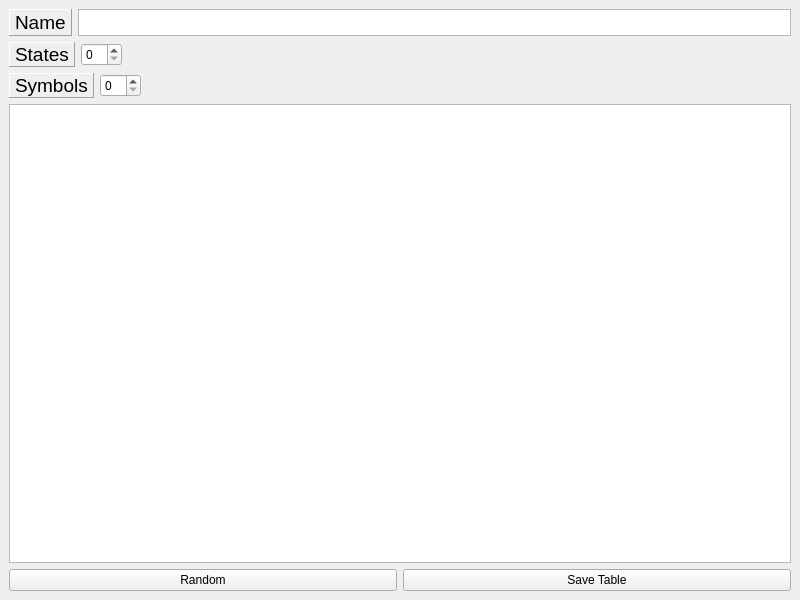
This is Qt/TuringsMachineSimulator/randommachines.ui in fabioalves98/TuringsMachineGenerator as Qt 5 draws it before an edit. The edited form follows.
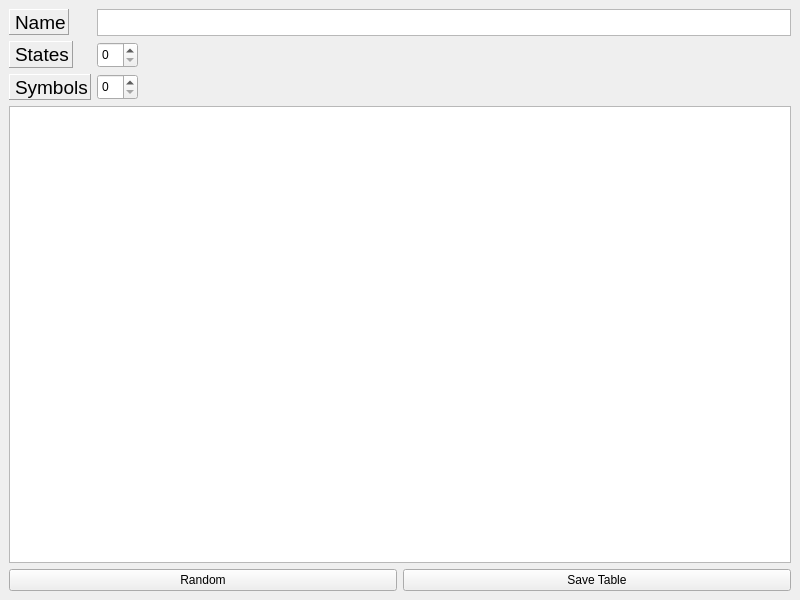
This is the edited form.

```diff
--- a/Qt/TuringsMachineSimulator/randommachines.ui
+++ b/Qt/TuringsMachineSimulator/randommachines.ui
@@ -14,14 +14,16 @@
    <string>MainWindow</string>
   </property>
   <widget class="QWidget" name="centralwidget">
-   <layout class="QVBoxLayout" name="verticalLayout">
+   <layout class="QVBoxLayout" name="verticalLayout_3">
     <item>
      <layout class="QHBoxLayout" name="horizontalLayout_6">
       <item>
+       <layout class="QVBoxLayout" name="verticalLayout">
+        <item>
        <widget class="QLabel" name="nameLabel">
         <property name="maximumSize">
          <size>
-          <width>16777215</width>
+            <width>60</width>
           <height>27</height>
          </size>
         </property>
@@ -42,23 +44,13 @@
        </widget>
       </item>
       <item>
-       <widget class="QTextEdit" name="nameEdit">
-        <property name="maximumSize">
-         <size>
-          <width>16777215</width>
-          <height>27</height>
-         </size>
-        </property>
-       </widget>
-      </item>
-     </layout>
-    </item>
-    <item>
-     <layout class="QHBoxLayout" name="horizontalLayout_4">
-      <item>
-       <layout class="QHBoxLayout" name="horizontalLayout">
-        <item>
          <widget class="QLabel" name="stLabel">
+          <property name="maximumSize">
+           <size>
+            <width>64</width>
+            <height>27</height>
+           </size>
+          </property>
           <property name="font">
            <font>
             <pointsize>14</pointsize>
@@ -76,30 +68,6 @@
          </widget>
         </item>
         <item>
-         <widget class="QSpinBox" name="stSel"/>
-        </item>
-       </layout>
-      </item>
-      <item>
-       <spacer name="horizontalSpacer">
-        <property name="orientation">
-         <enum>Qt::Horizontal</enum>
-        </property>
-        <property name="sizeHint" stdset="0">
-         <size>
-          <width>40</width>
-          <height>20</height>
-         </size>
-        </property>
-       </spacer>
-      </item>
-     </layout>
-    </item>
-    <item>
-     <layout class="QHBoxLayout" name="horizontalLayout_3">
-      <item>
-       <layout class="QHBoxLayout" name="horizontalLayout_2">
-        <item>
          <widget class="QLabel" name="syLabel">
           <property name="sizePolicy">
            <sizepolicy hsizetype="Preferred" vsizetype="Preferred">
@@ -107,6 +75,12 @@
             <verstretch>0</verstretch>
            </sizepolicy>
           </property>
+          <property name="maximumSize">
+           <size>
+            <width>82</width>
+            <height>27</height>
+           </size>
+          </property>
           <property name="font">
            <font>
             <pointsize>14</pointsize>
@@ -123,10 +97,64 @@
           </property>
          </widget>
         </item>
+       </layout>
+      </item>
         <item>
-         <widget class="QSpinBox" name="sySel"/>
+       <layout class="QVBoxLayout" name="verticalLayout_2">
+        <item>
+         <widget class="QTextEdit" name="nameEdit">
+          <property name="maximumSize">
+           <size>
+            <width>16777215</width>
+            <height>27</height>
+           </size>
+          </property>
+         </widget>
         </item>
-       </layout>
+        <item>
+         <layout class="QHBoxLayout" name="horizontalLayout_3">
+          <item>
+           <widget class="QSpinBox" name="stSel">
+            <property name="maximumSize">
+             <size>
+              <width>46</width>
+              <height>26</height>
+             </size>
+            </property>
+           </widget>
+          </item>
+          <item>
+           <layout class="QHBoxLayout" name="stLayout"/>
+          </item>
+          <item>
+           <spacer name="horizontalSpacer">
+            <property name="orientation">
+             <enum>Qt::Horizontal</enum>
+            </property>
+            <property name="sizeHint" stdset="0">
+             <size>
+              <width>40</width>
+              <height>20</height>
+             </size>
+            </property>
+           </spacer>
+          </item>
+         </layout>
+        </item>
+        <item>
+         <layout class="QHBoxLayout" name="horizontalLayout_4">
+          <item>
+           <widget class="QSpinBox" name="sySel">
+            <property name="maximumSize">
+             <size>
+              <width>46</width>
+              <height>26</height>
+             </size>
+            </property>
+           </widget>
+          </item>
+          <item>
+           <layout class="QHBoxLayout" name="syLayout"/>
       </item>
       <item>
        <spacer name="horizontalSpacer_2">
@@ -140,6 +168,10 @@
          </size>
         </property>
        </spacer>
+          </item>
+         </layout>
+        </item>
+       </layout>
       </item>
      </layout>
     </item>
```
Lines whose indentation alone changed are shown as unchanged.
